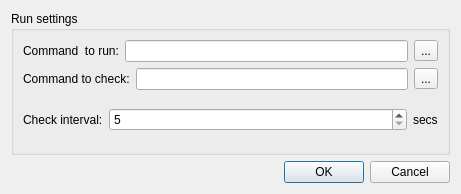
This is src/settingsdialog.ui in limansky/trayrunner as Qt 5 draws it before an edit. The edited form follows.
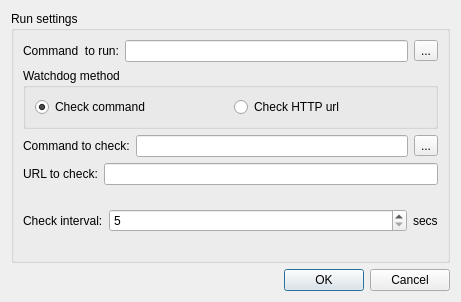
This is the edited form.

Commit message: Store setgings, add http check

```diff
--- a/src/settingsdialog.ui
+++ b/src/settingsdialog.ui
@@ -7,7 +7,7 @@
     <x>0</x>
     <y>0</y>
     <width>461</width>
-    <height>194</height>
+    <height>302</height>
    </rect>
   </property>
   <property name="windowTitle">
@@ -41,6 +41,32 @@
         </item>
        </layout>
       </item>
+      <item>
+       <widget class="QGroupBox" name="groupBox_2">
+        <property name="title">
+         <string>Watchdog method</string>
+        </property>
+        <layout class="QHBoxLayout" name="horizontalLayout_5">
+         <item>
+          <widget class="QRadioButton" name="checkCommandRadio">
+           <property name="text">
+            <string>Check command</string>
+           </property>
+           <property name="checked">
+            <bool>true</bool>
+           </property>
+          </widget>
+         </item>
+         <item>
+          <widget class="QRadioButton" name="checkUrlRadio">
+           <property name="text">
+            <string>Check HTTP url</string>
+           </property>
+          </widget>
+         </item>
+        </layout>
+       </widget>
+      </item>
       <item>
        <layout class="QHBoxLayout" name="horizontalLayout_2">
         <item>
@@ -62,6 +88,20 @@
         </item>
        </layout>
       </item>
+      <item>
+       <layout class="QHBoxLayout" name="horizontalLayout_6">
+        <item>
+         <widget class="QLabel" name="label_5">
+          <property name="text">
+           <string>URL to check:</string>
+          </property>
+         </widget>
+        </item>
+        <item>
+         <widget class="QLineEdit" name="urlEdit"/>
+        </item>
+       </layout>
+      </item>
       <item>
        <layout class="QHBoxLayout" name="horizontalLayout_3">
         <item>
```
The commit also changes 6 other files.
